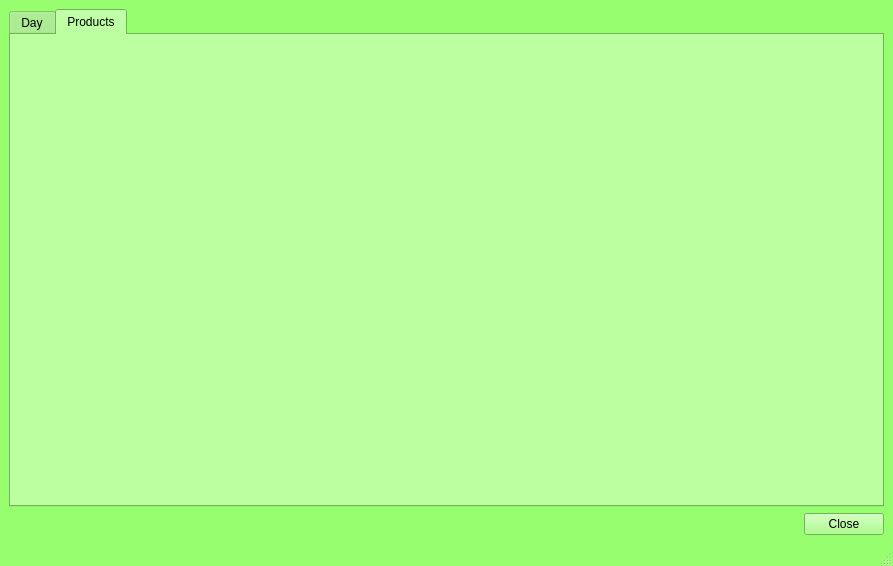
Above: mainwindow.ui from MieszkoP/DDietTracker before the change. Below: the same form after it.
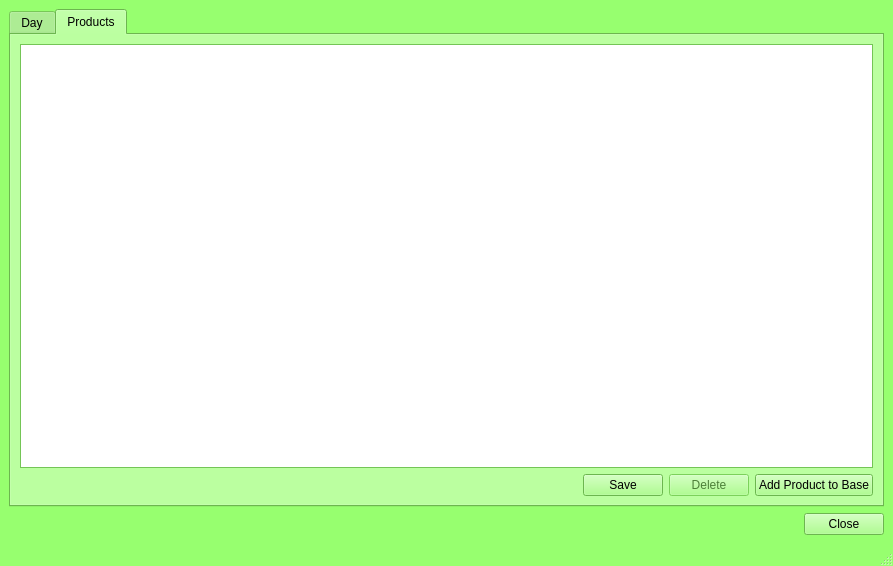
That is the form after the change. The open tabs and pages were chosen to show the change.

Diff of the .ui file:
```diff
--- a/mainwindow.ui
+++ b/mainwindow.ui
@@ -567,6 +567,56 @@
        <attribute name="title">
         <string>Products</string>
        </attribute>
+       <layout class="QVBoxLayout" name="verticalLayout_4">
+        <item>
+         <widget class="QTableView" name="tableView_2">
+          <property name="sortingEnabled">
+           <bool>false</bool>
+          </property>
+         </widget>
+        </item>
+        <item>
+         <layout class="QHBoxLayout" name="horizontalLayout_3">
+          <item>
+           <spacer name="horizontalSpacer_3">
+            <property name="orientation">
+             <enum>Qt::Horizontal</enum>
+            </property>
+            <property name="sizeHint" stdset="0">
+             <size>
+              <width>40</width>
+              <height>20</height>
+             </size>
+            </property>
+           </spacer>
+          </item>
+          <item>
+           <widget class="QPushButton" name="SaveButton">
+            <property name="text">
+             <string>Save</string>
+            </property>
+           </widget>
+          </item>
+          <item>
+           <widget class="QPushButton" name="DeleteButton_2">
+            <property name="enabled">
+             <bool>false</bool>
+            </property>
+            <property name="text">
+             <string>Delete</string>
+            </property>
+           </widget>
+          </item>
+          <item>
+           <widget class="QPushButton" name="pushButton_4">
+            <property name="text">
+             <string>Add Product to Base</string>
+            </property>
+           </widget>
+          </item>
+         </layout>
+        </item>
+       </layout>
       </widget>
      </widget>
     </item>
```
Left out of the diff: 41 changed lines with no effect on the pictures.
